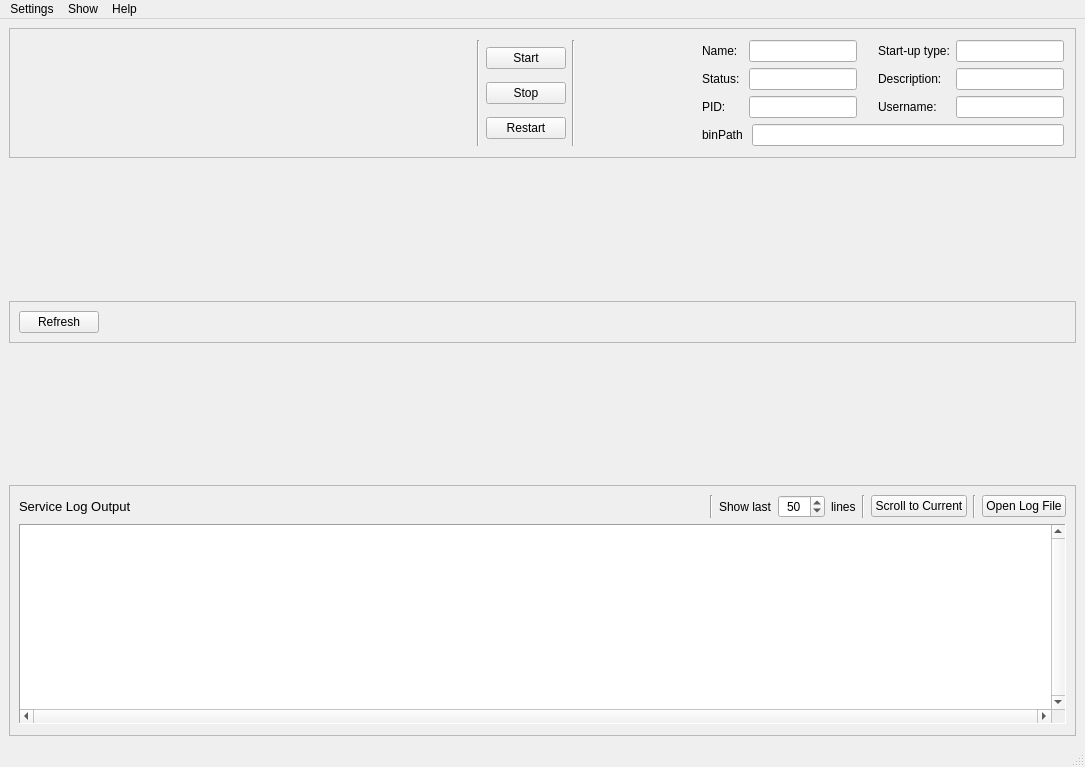
The window that ServiceManager/GUI/layouts/MainWindow.ui (ISISNeutronMuon/HLM_PV_Import) describes before a commit, drawn with Qt 5.
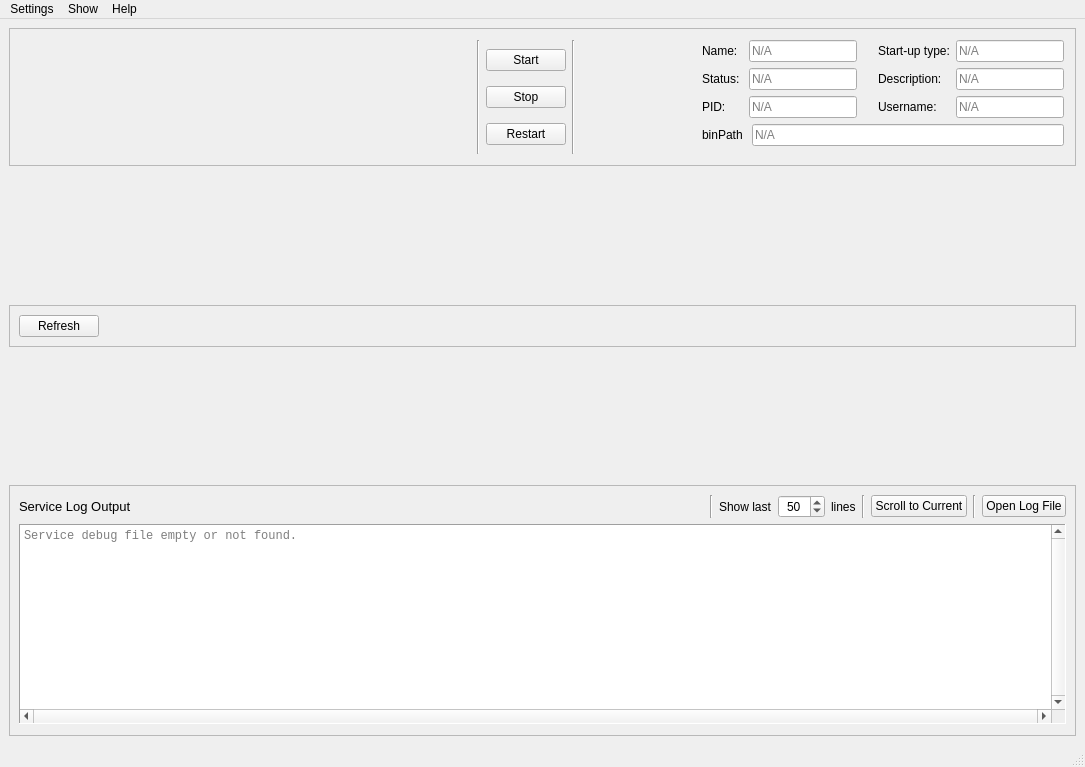
The same window after the commit.

What changed in the file:
```diff
--- a/ServiceManager/GUI/layouts/MainWindow.ui
+++ b/ServiceManager/GUI/layouts/MainWindow.ui
@@ -146,8 +146,8 @@
               </property>
               <property name="sizeHint" stdset="0">
                <size>
-                <width>40</width>
-                <height>20</height>
+                <width>13</width>
+                <height>114</height>
                </size>
               </property>
              </spacer>
@@ -181,6 +181,9 @@
                     <property name="readOnly">
                      <bool>true</bool>
                     </property>
+                    <property name="placeholderText">
+                     <string>N/A</string>
+                    </property>
                    </widget>
                   </item>
                   <item row="1" column="0">
@@ -203,6 +206,9 @@
                     <property name="readOnly">
                      <bool>true</bool>
                     </property>
+                    <property name="placeholderText">
+                     <string>N/A</string>
+                    </property>
                    </widget>
                   </item>
                   <item row="2" column="0">
@@ -225,6 +231,9 @@
                     <property name="readOnly">
                      <bool>true</bool>
                     </property>
+                    <property name="placeholderText">
+                     <string>N/A</string>
+                    </property>
                    </widget>
                   </item>
                  </layout>
@@ -267,6 +276,9 @@
                     <property name="readOnly">
                      <bool>true</bool>
                     </property>
+                    <property name="placeholderText">
+                     <string>N/A</string>
+                    </property>
                    </widget>
                   </item>
                   <item row="1" column="0">
@@ -289,6 +301,9 @@
                     <property name="readOnly">
                      <bool>true</bool>
                     </property>
+                    <property name="placeholderText">
+                     <string>N/A</string>
+                    </property>
                    </widget>
                   </item>
                   <item row="2" column="0">
@@ -311,6 +326,9 @@
                     <property name="readOnly">
                      <bool>true</bool>
                     </property>
+                    <property name="placeholderText">
+                     <string>N/A</string>
+                    </property>
                    </widget>
                   </item>
                  </layout>
@@ -339,6 +357,9 @@
                   <property name="readOnly">
                    <bool>true</bool>
                   </property>
+                  <property name="placeholderText">
+                   <string>N/A</string>
+                  </property>
                  </widget>
                 </item>
                </layout>
@@ -612,6 +633,9 @@
               <property name="backgroundVisible">
                <bool>false</bool>
               </property>
+              <property name="placeholderText">
+               <string>Service debug file empty or not found.</string>
+              </property>
              </widget>
             </item>
            </layout>
```
Left out of the diff: 17 changed lines with no effect on the pictures.
